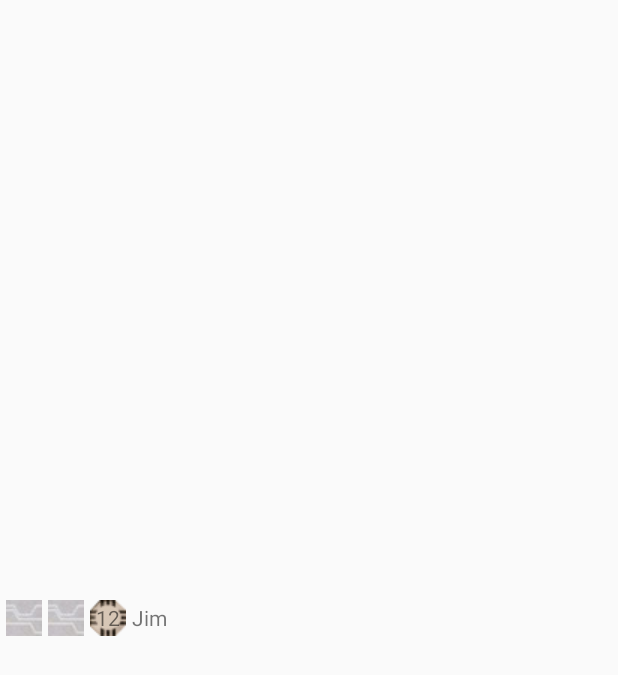
After one commit to jepayne1138/CoupSandbox, an Android app: the layout player_list_layout.xml on its own in the app's theme, with its tools: preview values and no code run, on a phone screen of 412 x 824 dp. The commit adds this screen. Shown: the top 675 px of the screen. Run offline under Robolectric (Android 15) with nearby library versions, the phone set to English and light mode, and no system bars.

Commit message:
Add icons, play list layout, and class skeletons

```diff
--- /dev/null
+++ b/app/src/main/java/jepayne1138/gmail/com/coupsandbox/Character.java
@@ -0,0 +1,8 @@
+package jepayne1138.gmail.com.coupsandbox;
+
+/**
+ * Created by Jim on 3/7/2016.
+ */
+public enum Character {
+    DUKE, ASSASSIN, AMBASSADOR, CAPTAIN, CONTESSA
+}
--- /dev/null
+++ b/app/src/main/java/jepayne1138/gmail/com/coupsandbox/Influence.java
@@ -0,0 +1,18 @@
+package jepayne1138.gmail.com.coupsandbox;
+
+/**
+ * Created by Jim on 3/7/2016.
+ */
+public class Influence {
+
+    private Character character;
+    private boolean revealed;
+
+    private Character getCharacter() {
+        return character;
+    }
+
+    public boolean isRevealed() {
+        return revealed;
+    }
+}
--- a/app/src/main/java/jepayne1138/gmail/com/coupsandbox/MainActivity.java
+++ b/app/src/main/java/jepayne1138/gmail/com/coupsandbox/MainActivity.java
@@ -2,6 +2,7 @@ package jepayne1138.gmail.com.coupsandbox;
 
 import android.support.v7.app.AppCompatActivity;
 import android.os.Bundle;
+import android.widget.ListView;
 
 public class MainActivity extends AppCompatActivity {
 
@@ -9,5 +10,8 @@ public class MainActivity extends AppCompatActivity {
     protected void onCreate(Bundle savedInstanceState) {
         super.onCreate(savedInstanceState);
         setContentView(R.layout.activity_main);
+
+        // Initialize the player list view
+        final ListView playerListView = (ListView) findViewById(R.id.listPlayers);
     }
 }
--- /dev/null
+++ b/app/src/main/java/jepayne1138/gmail/com/coupsandbox/Player.java
@@ -0,0 +1,15 @@
+package jepayne1138.gmail.com.coupsandbox;
+
+/**
+ * Created by Jim on 3/7/2016.
+ */
+public class Player {
+
+    private Influence influence1;
+    private Influence influence2;
+    private int coins;
+
+    Player() {
+
+    }
+}
--- /dev/null
+++ b/app/src/main/java/jepayne1138/gmail/com/coupsandbox/PlayerListAdapter.java
@@ -0,0 +1,35 @@
+package jepayne1138.gmail.com.coupsandbox;
+
+import android.view.View;
+import android.view.ViewGroup;
+import android.widget.BaseAdapter;
+
+/**
+ * Created by Jim on 3/7/2016.
+ */
+public class PlayerListAdapter extends BaseAdapter {
+
+    PlayerListAdapter() {
+        // Constructor
+    }
+
+    @Override
+    public int getCount() {
+        return 0;
+    }
+
+    @Override
+    public Object getItem(int position) {
+        return null;
+    }
+
+    @Override
+    public long getItemId(int position) {
+        return 0;
+    }
+
+    @Override
+    public View getView(int position, View convertView, ViewGroup parent) {
+        return null;
+    }
+}
--- /dev/null
+++ b/app/src/main/res/layout/player_list_layout.xml
@@ -0,0 +1,73 @@
+<?xml version="1.0" encoding="utf-8"?>
+<RelativeLayout xmlns:android="http://schemas.android.com/apk/res/android"
+    android:layout_width="match_parent" android:layout_height="match_parent">
+
+    <ImageView
+        android:layout_width="wrap_content"
+        android:layout_height="wrap_content"
+        android:id="@+id/imageListInfluenceIcon1"
+        android:layout_centerVertical="true"
+        android:layout_alignParentLeft="true"
+        android:layout_alignParentStart="true"
+        android:layout_alignParentTop="true"
+        android:layout_alignParentBottom="true"
+        android:src="@drawable/hidden_icon"
+        android:layout_margin="4dp" />
+
+    <ImageView
+        android:layout_width="wrap_content"
+        android:layout_height="wrap_content"
+        android:id="@+id/imageListInfluenceIcon2"
+        android:layout_centerVertical="true"
+        android:layout_toRightOf="@+id/imageListInfluenceIcon1"
+        android:layout_toEndOf="@+id/imageListInfluenceIcon1"
+        android:layout_alignParentTop="true"
+        android:layout_alignParentBottom="true"
+        android:src="@drawable/hidden_icon"
+        android:layout_marginTop="4dp"
+        android:layout_marginBottom="4dp"
+        android:layout_marginRight="4dp" />
+
+    <ImageView
+        android:layout_width="wrap_content"
+        android:layout_height="wrap_content"
+        android:id="@+id/imageListCoinsBackground"
+        android:layout_centerVertical="true"
+        android:layout_toRightOf="@+id/imageListInfluenceIcon2"
+        android:layout_toEndOf="@+id/imageListInfluenceIcon2"
+        android:layout_alignParentTop="true"
+        android:layout_alignParentBottom="true"
+        android:src="@drawable/coup_coin_icon"
+        android:layout_marginTop="4dp"
+        android:layout_marginRight="4dp"
+        android:layout_marginBottom="4dp" />
+
+    <TextView
+        android:layout_width="wrap_content"
+        android:layout_height="wrap_content"
+        android:text="Jim"
+        android:id="@+id/textListPlayerScreenName"
+        android:layout_centerVertical="true"
+        android:layout_toRightOf="@+id/imageListCoinsBackground"
+        android:layout_toEndOf="@+id/imageListCoinsBackground"
+        android:layout_marginTop="4dp"
+        android:layout_marginBottom="4dp"
+        android:layout_alignParentTop="true"
+        android:layout_alignParentBottom="true"
+        android:layout_alignParentRight="true"
+        android:gravity="left|center_vertical" />
+
+    <TextView
+        android:layout_width="wrap_content"
+        android:layout_height="wrap_content"
+        android:text="12"
+        android:id="@+id/textView"
+        android:layout_centerVertical="true"
+        android:layout_alignLeft="@+id/imageListCoinsBackground"
+        android:layout_alignStart="@+id/imageListCoinsBackground"
+        android:layout_alignRight="@+id/imageListCoinsBackground"
+        android:layout_alignEnd="@+id/imageListCoinsBackground"
+        android:layout_alignBottom="@+id/imageListCoinsBackground"
+        android:layout_alignTop="@+id/imageListCoinsBackground"
+        android:gravity="center" />
+</RelativeLayout>
```
Also changed, not shown: app/src/main/res/drawable/ambassador_icon.png (added), app/src/main/res/drawable/assassin_icon.png (added), app/src/main/res/drawable/captain_icon.png (added), app/src/main/res/drawable/card_duke.png (added), app/src/main/res/drawable/contessa_icon.png (added), app/src/main/res/drawable/coup_coin_icon.png (added), app/src/main/res/drawable/duke_icon.png (added), app/src/main/res/drawable/hidden_icon.png (added), 1 other file.
